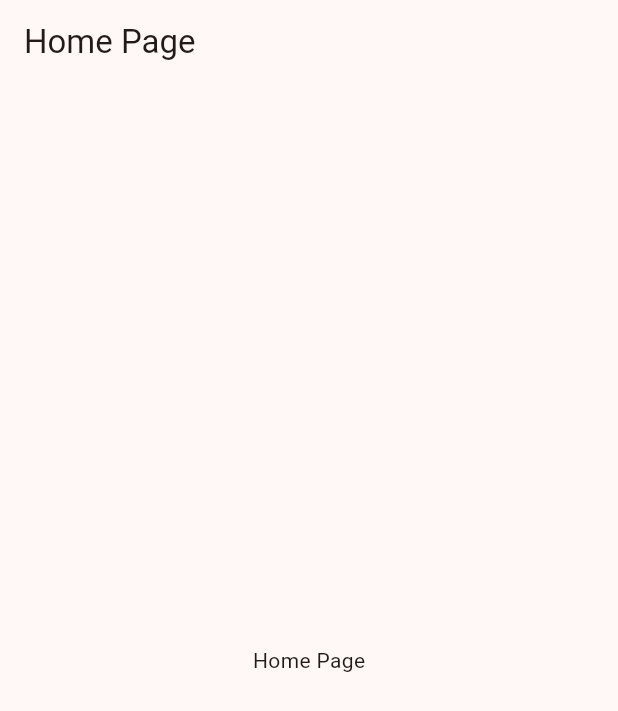
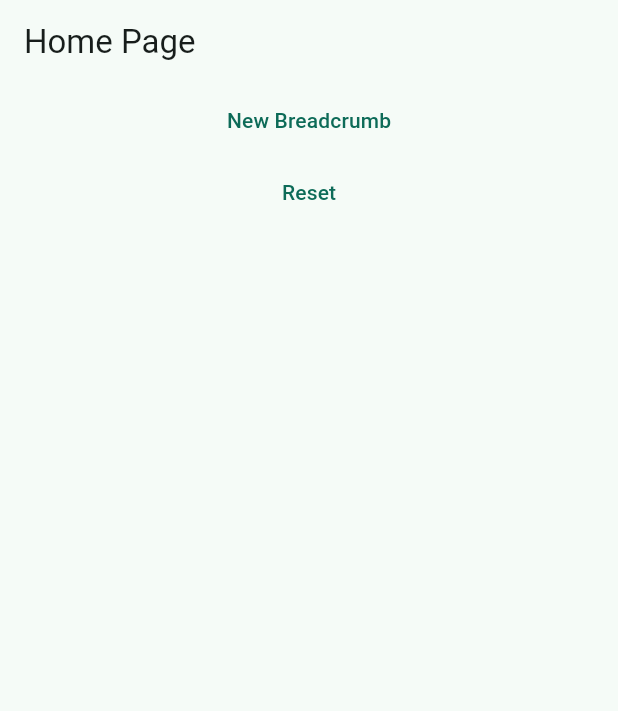
Before and after one commit to wadpas/provider_flutter_state, a Flutter app: the screen it shows after launch, on a phone screen of 412 x 824 dp. Shown: the top 711 px of the screen. Run offline on Flutter 3.47's test engine with Material 2 defaults, Android fonts, the phone set to English and light mode, and no system bars.

Commit message:
implemented ChangeNotifierProvider

```diff
--- a/lib/main.dart
+++ b/lib/main.dart
@@ -1,19 +1,24 @@
 import 'dart:collection';
 
 import 'package:flutter/material.dart';
+import 'package:provider/provider.dart';
 import 'package:uuid/uuid.dart';
 
 void main() {
   runApp(
-    MaterialApp(
-      title: 'Flutter Provider',
-      theme: ThemeData(
-        useMaterial3: true,
-        colorScheme: ColorScheme.fromSeed(
-          seedColor: Colors.red,
+    ChangeNotifierProvider(
+      create: (_) => BreadCrumbProvider(),
+      child: MaterialApp(
+        title: 'Flutter Provider',
+        theme: ThemeData(
+          useMaterial3: true,
+          colorScheme: ColorScheme.fromSeed(
+            seedColor: Colors.tealAccent,
+          ),
         ),
+        home: const HomePage(),
+        routes: {'/newBreadCrumb': (context) => const Material()},
       ),
-      home: const HomePage(),
     ),
   );
 }
@@ -87,8 +92,25 @@ class HomePage extends StatelessWidget {
       appBar: AppBar(
         title: const Text('Home Page'),
       ),
-      body: const Center(
-        child: Text('Home Page'),
+      body: SizedBox(
+        width: double.infinity,
+        child: Column(
+          crossAxisAlignment: CrossAxisAlignment.center,
+          children: [
+            TextButton(
+              onPressed: () {
+                Navigator.of(context).pushNamed('/newBreadCrumb');
+              },
+              child: const Text('New Breadcrumb'),
+            ),
+            TextButton(
+              onPressed: () {
+                context.read<BreadCrumbProvider>().reset();
+              },
+              child: const Text('Reset'),
+            ),
+          ],
+        ),
       ),
     );
   }
```
